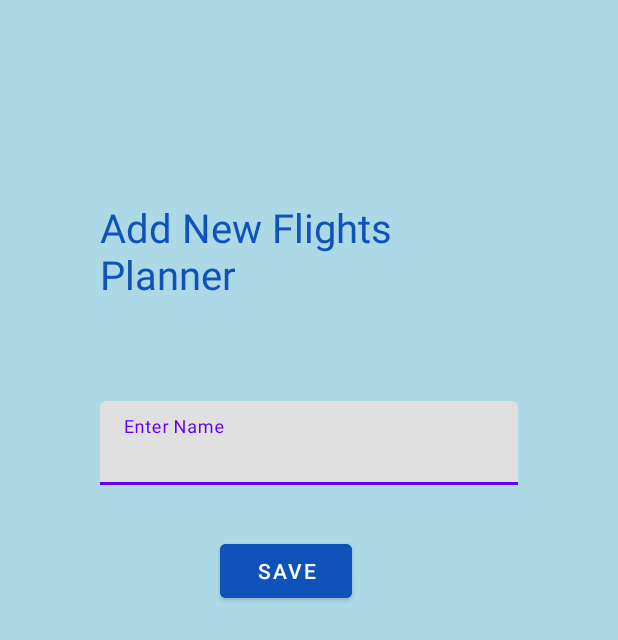
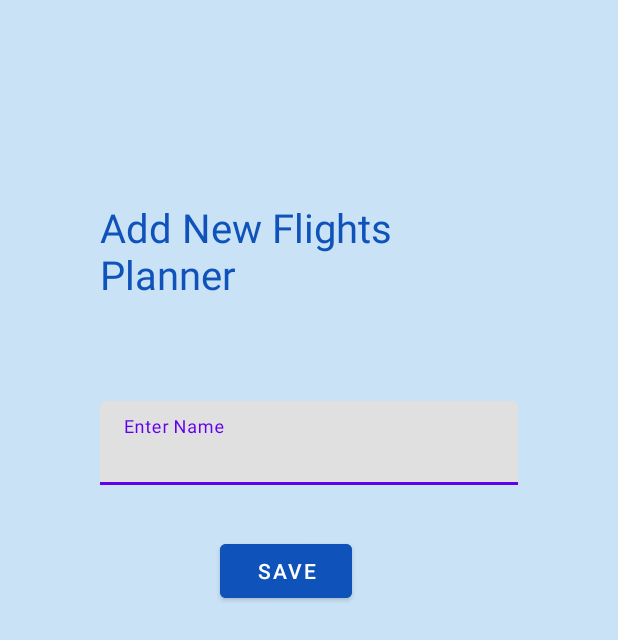
Before and after one commit to yangzho12138/Fly-High, an Android app: the layout activity_plan_add_new.xml on its own in the app's theme, with its tools: preview values and no code run, on a phone screen of 412 x 824 dp. Shown: the top 640 px of the screen. Run offline under Robolectric (Android 15) with nearby library versions, the phone set to English and light mode, and no system bars.

Commit message:
Update activity_plan_add_new.xml

```diff
--- a/Functional Prototype/MyQuizApp/app/src/main/res/layout/activity_plan_add_new.xml
+++ b/Functional Prototype/MyQuizApp/app/src/main/res/layout/activity_plan_add_new.xml
@@ -2,7 +2,7 @@
 <LinearLayout xmlns:android="http://schemas.android.com/apk/res/android"
     android:layout_width="match_parent"
     android:layout_height="match_parent"
-    android:background="#ADD8E6">
+    android:background="#CAE2F6">
 
     <LinearLayout
         android:layout_width="match_parent"
```
